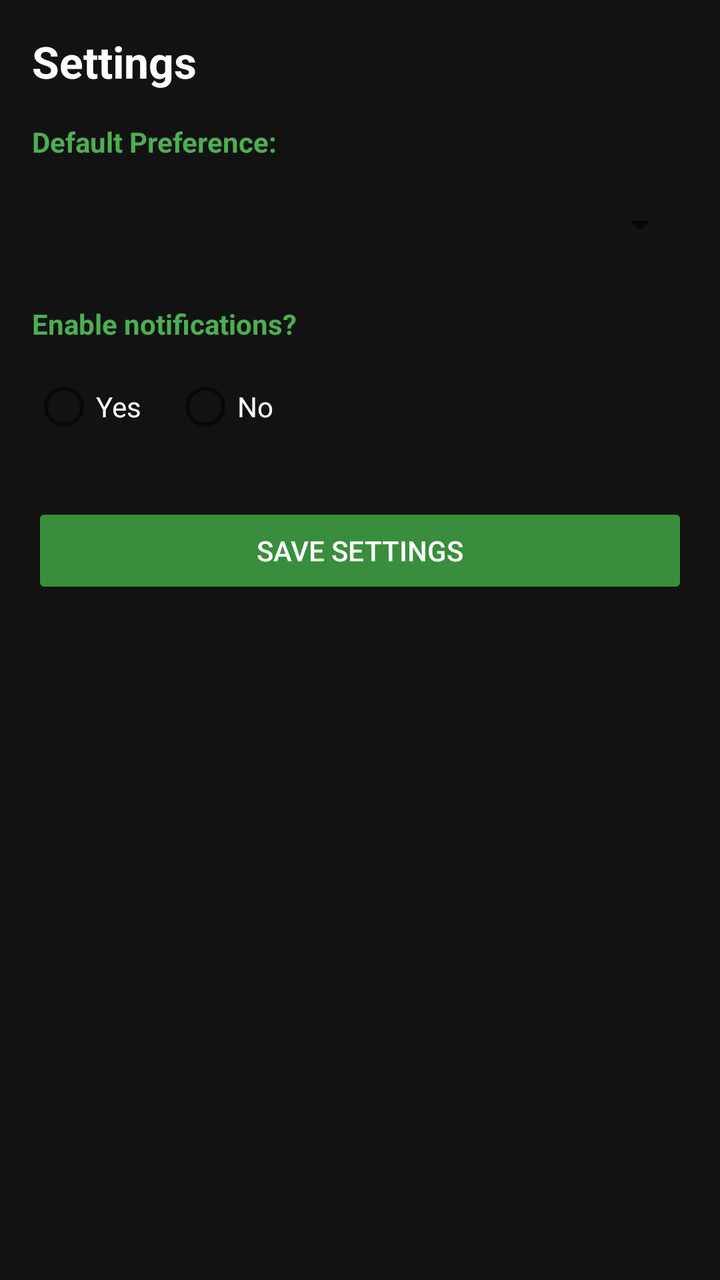
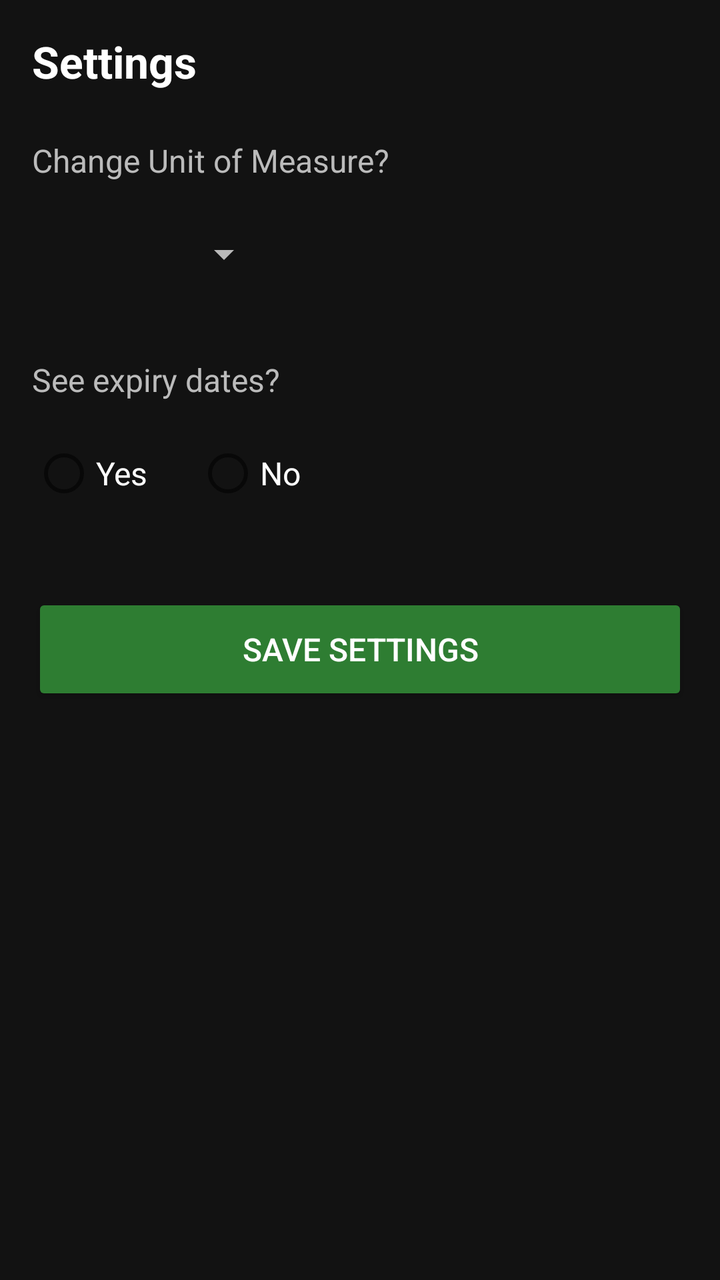

Screens rendered from an Android XML layout before and after an edit, with the pre-edit source and the edit as a unified diff.
<!-- AndroidManifest.xml: application theme Theme.AppCompat.DayNight.DarkActionBar -->
<!-- res/layout/activity_settings.xml -->
<?xml version="1.0" encoding="utf-8"?>
<ScrollView xmlns:android="http://schemas.android.com/apk/res/android"
    xmlns:tools="http://schemas.android.com/tools"
    android:layout_width="match_parent"
    android:layout_height="match_parent"
    android:background="#121212"
    android:padding="16dp">

    <LinearLayout
        android:layout_width="match_parent"
        android:layout_height="wrap_content"
        android:orientation="vertical">

        <TextView
            android:layout_width="match_parent"
            android:layout_height="wrap_content"
            android:text="@string/Settings"
            android:textColor="#FFF"
            android:textSize="22sp"
            android:textStyle="bold" />

        <TextView
            android:layout_width="match_parent"
            android:layout_height="wrap_content"
            android:layout_marginTop="16dp"
            android:text="Default Preference:"
            android:textColor="#4CAF50"
            android:textStyle="bold"
            tools:ignore="HardcodedText" />

        <Spinner
            android:id="@+id/spinnerPref"
            android:layout_width="match_parent"
            android:layout_height="wrap_content"
            android:minHeight="48dp"
            android:layout_marginTop="8dp" />

        <TextView
            android:layout_width="match_parent"
            android:layout_height="wrap_content"
            android:layout_marginTop="16dp"
            android:text="Enable notifications?"
            android:textColor="#4CAF50"
            android:textStyle="bold"
            tools:ignore="HardcodedText" />

        <RadioGroup
            android:layout_width="match_parent"
            android:layout_height="wrap_content"
            android:layout_marginTop="8dp"
            android:orientation="horizontal">

            <RadioButton
                android:id="@+id/rbYes"
                android:layout_width="wrap_content"
                android:layout_height="wrap_content"
                android:minHeight="48dp"
                android:minWidth="48dp"
                android:text="Yes"
                android:textColor="#FFF"
                tools:ignore="HardcodedText" />

            <RadioButton
                android:id="@+id/rbNo"
                android:layout_width="wrap_content"
                android:layout_height="wrap_content"
                android:minHeight="48dp"
                android:minWidth="48dp"
                android:layout_marginStart="16dp"
                android:text="No"
                android:textColor="#FFF"
                tools:ignore="HardcodedText" />
        </RadioGroup>

        <Button
            android:id="@+id/btnSaveSettings"
            android:layout_width="match_parent"
            android:layout_height="wrap_content"
            android:minHeight="48dp"
            android:layout_marginTop="24dp"
            android:layout_marginBottom="24dp"
            android:backgroundTint="#388E3C"
            android:text="Save Settings"
            android:textColor="#FFFFFF"
            tools:ignore="HardcodedText" />

    </LinearLayout>
</ScrollView>
<!-- resources referenced by this layout -->
<resources>
  <string name="Settings">Settings</string>
</resources>

<!-- the commit's change to res/layout/activity_settings.xml (unified diff, before → after) -->
@@ -15,33 +15,33 @@
             android:layout_width="match_parent"
             android:layout_height="wrap_content"
             android:text="@string/Settings"
-            android:textColor="#FFF"
+            android:textColor="#FFFFFF"
             android:textSize="22sp"
             android:textStyle="bold" />
 
         <TextView
             android:layout_width="match_parent"
             android:layout_height="wrap_content"
-            android:layout_marginTop="16dp"
-            android:text="Default Preference:"
-            android:textColor="#4CAF50"
-            android:textStyle="bold"
+            android:layout_marginTop="24dp"
+            android:text="Change Unit of Measure?"
+            android:textSize="16sp"
+            android:textColor="#BBBBBB"
             tools:ignore="HardcodedText" />
 
         <Spinner
             android:id="@+id/spinnerPref"
-            android:layout_width="match_parent"
-            android:layout_height="wrap_content"
-            android:minHeight="48dp"
-            android:layout_marginTop="8dp" />
+            android:layout_width="120dp"
+            android:layout_height="56dp"
+            android:layout_marginTop="8dp"
+            android:theme="@style/ThemeOverlay.AppCompat.Dark" />
 
         <TextView
             android:layout_width="match_parent"
             android:layout_height="wrap_content"
-            android:layout_marginTop="16dp"
-            android:text="Enable notifications?"
-            android:textColor="#4CAF50"
-            android:textStyle="bold"
+            android:layout_marginTop="24dp"
+            android:text="See expiry dates?"
+            android:textSize="16sp"
+            android:textColor="#BBBBBB"
             tools:ignore="HardcodedText" />
 
         <RadioGroup
@@ -53,34 +53,32 @@
             <RadioButton
                 android:id="@+id/rbYes"
                 android:layout_width="wrap_content"
-                android:layout_height="wrap_content"
-                android:minHeight="48dp"
-                android:minWidth="48dp"
+                android:layout_height="56dp"
                 android:text="Yes"
-                android:textColor="#FFF"
+                android:textSize="16sp"
+                android:textColor="#FFFFFF"
                 tools:ignore="HardcodedText" />
 
             <RadioButton
                 android:id="@+id/rbNo"
                 android:layout_width="wrap_content"
-                android:layout_height="wrap_content"
-                android:minHeight="48dp"
-                android:minWidth="48dp"
-                android:layout_marginStart="16dp"
+                android:layout_height="56dp"
+                android:layout_marginStart="24dp"
                 android:text="No"
-                android:textColor="#FFF"
+                android:textSize="16sp"
+                android:textColor="#FFFFFF"
                 tools:ignore="HardcodedText" />
         </RadioGroup>
 
         <Button
             android:id="@+id/btnSaveSettings"
             android:layout_width="match_parent"
-            android:layout_height="wrap_content"
-            android:minHeight="48dp"
-            android:layout_marginTop="24dp"
+            android:layout_height="56dp"
+            android:layout_marginTop="32dp"
             android:layout_marginBottom="24dp"
-            android:backgroundTint="#388E3C"
             android:text="Save Settings"
+            android:textSize="16sp"
+            android:backgroundTint="#2E7D32"
             android:textColor="#FFFFFF"
             tools:ignore="HardcodedText" />
 
